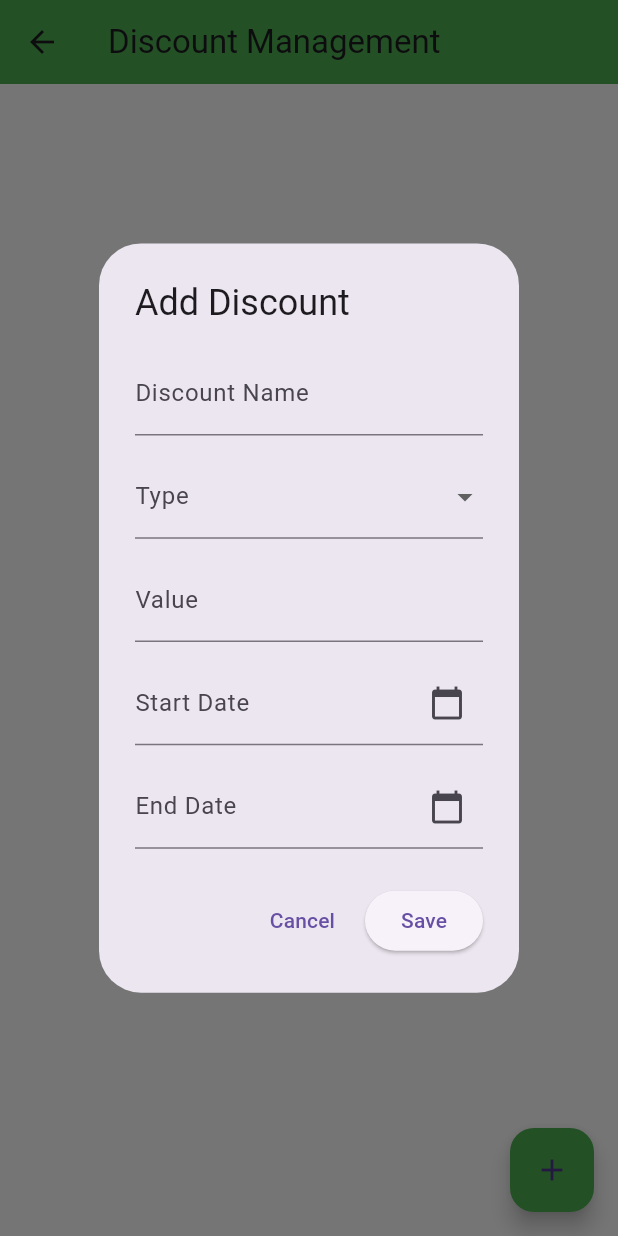
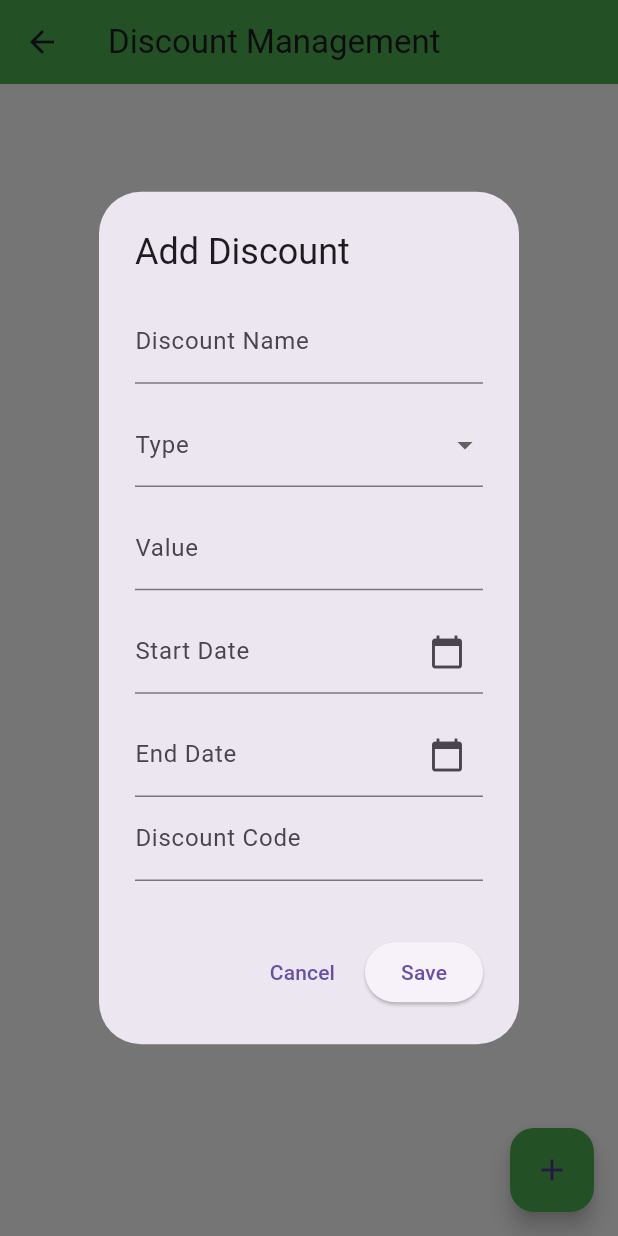
Before and after one commit to vmdt/travel-flutter-admin, a Flutter app: the DiscountManagementScreen screen opened by its route, after a tap on the "add" icon, on a phone screen of 412 x 824 dp. Run offline on Flutter 3.47's test engine with Material 3 defaults, Android fonts, the phone set to English and light mode, and no system bars; our stand-ins replace flutter_screenutil, get, get_storage, google_fonts; accounts and stored records are empty.

Commit message:
[feat]: handle logic api send notification to user

```diff
--- /dev/null
+++ b/lib/apis/notification.dart
@@ -0,0 +1,6 @@
+import 'package:travel_management/constants/constants.dart';
+
+class NotificationEndpoints {
+  static const String send_discount =
+      '$apiBaseUrl/notifications/send-discount/user';
+}
--- a/lib/views/discount/discount.dart
+++ b/lib/views/discount/discount.dart
@@ -7,6 +7,7 @@ class DiscountManagementScreen extends StatelessWidget {
   DiscountManagementScreen({Key? key}) : super(key: key);
 
   final DiscountController discountController = Get.put(DiscountController());
+  // final AuthController authController = Get.put(AuthController());
 
   @override
   Widget build(BuildContext context) {
@@ -19,16 +20,31 @@ class DiscountManagementScreen extends StatelessWidget {
         padding: EdgeInsets.all(16.w),
         child: Obx(() {
           return ListView.builder(
-            itemCount: discountController.discounts.length,
+            itemCount: discountController.discounts?.length,
             itemBuilder: (context, index) {
               final discount = discountController.discounts[index];
               return DiscountCard(
-                discountName: discount['discount_name']!,
-                type: discount['type']!,
-                value: discount['value']!,
-                startDate: discount['startDate']!,
-                endDate: discount['endDate']!,
-                onSendNotification: () {
+                discountName: discount['discount_name'] ?? '',
+                type: discount['type'] ?? '',
+                value: discount['value'] ?? '',
+                startDate: discount['startDate'] ?? '',
+                endDate: discount['endDate'] ?? '',
+                code: discount['code'] ?? '',
+                onSendNotification: () async {
+                  print(discount);
+                  await discountController.sendDiscount(
+                      '66f2e0a2ec9715c777ef8167', // TODO: hardcode user id
+                      {
+                        'name': discount['discount_name']!,
+                        'type': discount['type']! == 'Percentage'
+                            ? 'percentage'
+                            : 'fixed_amount',
+                        'value': discount['value']!,
+                        'startDate': discount['startDate']!,
+                        'endDate': discount['endDate']!,
+                        'code': discount['code']!,
+                        'appliesTo': 'total_order'
+                      });
                   Get.snackbar(
                     "Notification Sent",
                     "Notification sent for ${discount['discount_name']}",
@@ -71,6 +87,7 @@ class DiscountManagementScreen extends StatelessWidget {
     final valueController = TextEditingController();
     final startDateController = TextEditingController();
     final endDateController = TextEditingController();
+    final codeController = TextEditingController();
     final formKey = GlobalKey<FormState>(); // Key for form validation
     String? selectedType;
 
@@ -175,6 +192,18 @@ class DiscountManagementScreen extends StatelessWidget {
                       return null;
                     },
                   ),
+                  TextFormField(
+                    controller: codeController,
+                    decoration:
+                        const InputDecoration(labelText: 'Discount Code'),
+                    validator: (value) {
+                      if (value == null || value.isEmpty) {
+                        return 'Discount Code is required';
+                      }
+                      return null;
+                    },
+                  ),
+                  SizedBox(height: 10.h),
                 ],
               ),
             ),
@@ -195,6 +224,7 @@ class DiscountManagementScreen extends StatelessWidget {
                     'value': valueController.text,
                     'startDate': startDateController.text,
                     'endDate': endDateController.text,
+                    'code': codeController.text,
                   });
                   Get.back();
                   Get.snackbar(
@@ -222,6 +252,7 @@ class DiscountManagementScreen extends StatelessWidget {
     final startDateController =
         TextEditingController(text: discount['startDate']);
     final endDateController = TextEditingController(text: discount['endDate']);
+    final codeController = TextEditingController(text: discount['code']);
     final formKey = GlobalKey<FormState>(); // Key for form validation
     String? selectedType = discount['type'];
 
@@ -326,6 +357,18 @@ class DiscountManagementScreen extends StatelessWidget {
                       return null;
                     },
                   ),
+                  TextFormField(
+                    controller: codeController,
+                    decoration:
+                        const InputDecoration(labelText: 'Discount Code'),
+                    validator: (value) {
+                      if (value == null || value.isEmpty) {
+                        return 'Discount Code is required';
+                      }
+                      return null;
+                    },
+                  ),
+                  SizedBox(height: 10.h),
                 ],
               ),
             ),
@@ -346,6 +389,7 @@ class DiscountManagementScreen extends StatelessWidget {
                     'value': valueController.text,
                     'startDate': startDateController.text,
                     'endDate': endDateController.text,
+                    'code': codeController.text,
                   });
                   Get.back();
                   Get.snackbar(
@@ -371,6 +415,7 @@ class DiscountCard extends StatelessWidget {
   final String type;
   final String value;
   final String startDate;
+  final String code;
   final String endDate;
   final VoidCallback onSendNotification;
   final VoidCallback onEdit;
@@ -383,6 +428,7 @@ class DiscountCard extends StatelessWidget {
     required this.value,
     required this.startDate,
     required this.endDate,
+    required this.code,
     required this.onSendNotification,
     required this.onEdit,
     required this.onDelete,
@@ -431,6 +477,11 @@ class DiscountCard extends StatelessWidget {
               'End Date: $endDate',
               style: TextStyle(fontSize: 14.sp, color: Colors.grey[700]),
             ),
+            SizedBox(height: 8.h),
+            Text(
+              'Code: $code',
+              style: TextStyle(fontSize: 14.sp, color: Colors.grey[700]),
+            ),
             SizedBox(height: 12.h),
             Row(
               mainAxisAlignment: MainAxisAlignment.end,
```
Also changed, not shown: lib/controllers/discount_controller.dart (+20 -0 lines).
